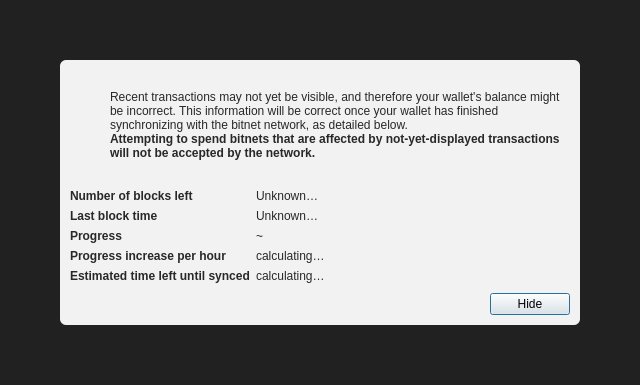
Qt form src/qt/forms/modaloverlay.ui (bitnet-io/bitnet-core) before a commit.
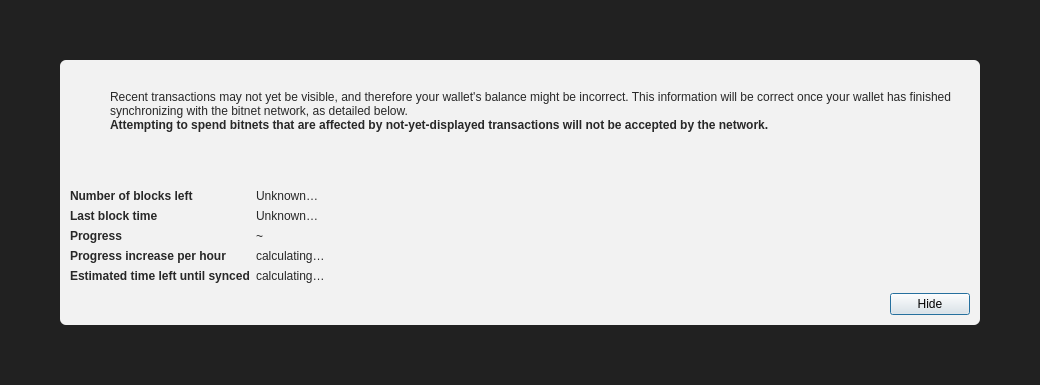
The same form after that commit. Icons and pictures are not drawn.

What changed in the file:
```diff
--- a/src/qt/forms/modaloverlay.ui
+++ b/src/qt/forms/modaloverlay.ui
@@ -6,7 +6,7 @@
    <rect>
     <x>0</x>
     <y>0</y>
-    <width>640</width>
+    <width>1040</width>
     <height>385</height>
    </rect>
   </property>
```
